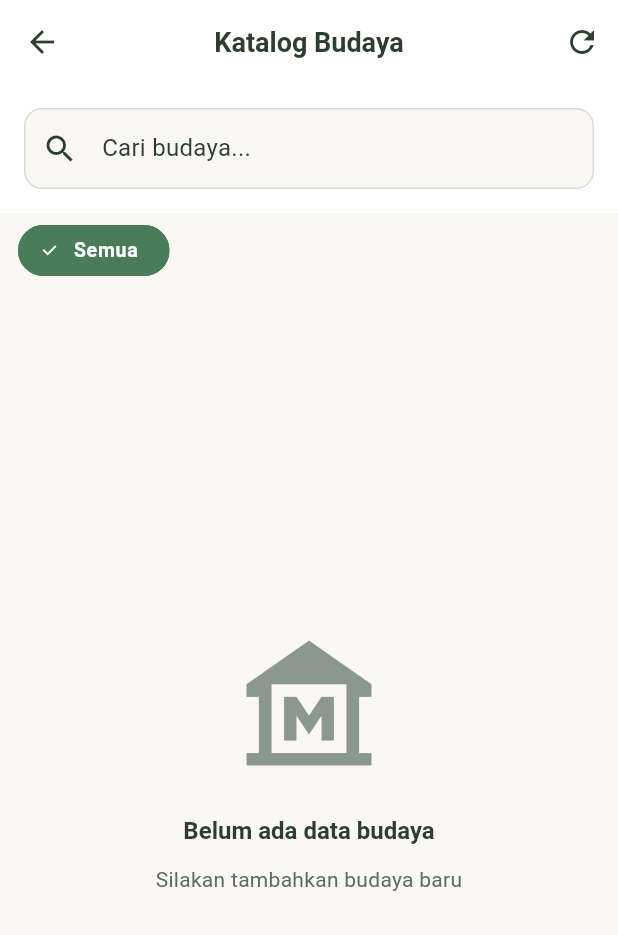
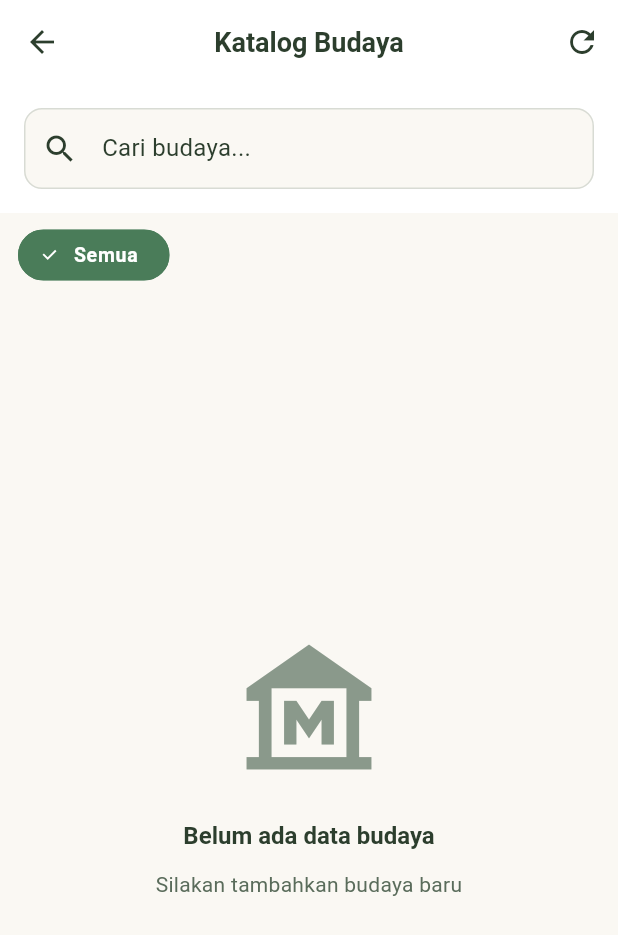
Before and after one commit to OpikSendy/CulrutalBima, a Flutter app: the KatalogBudayaScreen screen opened directly, on a phone screen of 412 x 824 dp. Shown: the top 935 px of the screen. Run offline on Flutter 3.47's test engine with Material 3 defaults, Android fonts, the phone set to English and light mode, and no system bars; our stand-ins replace geolocator, google_maps_flutter, image_picker, supabase_flutter; accounts and stored records are empty.

Commit message:
Fixed bug overflowed

```diff
--- /dev/null
+++ b/devtools_options.yaml
@@ -0,0 +1,3 @@
+description: This file stores settings for Dart & Flutter DevTools.
+documentation: https://docs.flutter.dev/tools/devtools/extensions#configure-extension-enablement-states
+extensions:
--- a/lib/views/screens/katalog_budaya_screen.dart
+++ b/lib/views/screens/katalog_budaya_screen.dart
@@ -65,10 +65,12 @@ class _KatalogBudayaScreenState extends State<KatalogBudayaScreen> {
               builder: (context, viewModel, child) {
                 // Loading State
                 if (viewModel.isLoading) {
-                  return Column(
-                    children: List.generate(
-                      5,
-                          (index) => const ShimmerCard(),
+                  return SingleChildScrollView(
+                    child: Column(
+                      children: List.generate(
+                        5,
+                            (index) => const ShimmerCard(),
+                      ),
                     ),
                   );
                 }
@@ -95,6 +97,7 @@ class _KatalogBudayaScreenState extends State<KatalogBudayaScreen> {
                   onRefresh: () => viewModel.refreshData(),
                   child: ListView.builder(
                     physics: const AlwaysScrollableScrollPhysics(),
+                    padding: const EdgeInsets.only(bottom: 16),
                     itemCount: viewModel.budayaList.length,
                     itemBuilder: (context, index) {
                       final budaya = viewModel.budayaList[index];
@@ -140,6 +143,8 @@ class _KatalogBudayaScreenState extends State<KatalogBudayaScreen> {
             onPressed: () {
               _searchController.clear();
               context.read<BudayaViewModel>().searchBudaya('');
+              // Update UI untuk menghilangkan suffixIcon
+              setState(() {});
             },
           )
               : null,
@@ -178,12 +183,11 @@ class _KatalogBudayaScreenState extends State<KatalogBudayaScreen> {
       builder: (context, viewModel, child) {
         final categories = viewModel.getKategoriList();
 
-        return Container(
-          height: 50,
-          padding: const EdgeInsets.symmetric(vertical: 8),
+        return SizedBox(
+          height: 56, // Ukuran fixed untuk mencegah overflow
           child: ListView.builder(
             scrollDirection: Axis.horizontal,
-            padding: const EdgeInsets.symmetric(horizontal: 12),
+            padding: const EdgeInsets.symmetric(horizontal: 12, vertical: 8),
             itemCount: categories.length,
             itemBuilder: (context, index) {
               final kategori = categories[index];
@@ -192,7 +196,11 @@ class _KatalogBudayaScreenState extends State<KatalogBudayaScreen> {
               return Padding(
                 padding: const EdgeInsets.only(right: 8),
                 child: FilterChip(
-                  label: Text(kategori),
+                  label: Text(
+                    kategori,
+                    overflow: TextOverflow.ellipsis,
+                    maxLines: 1,
+                  ),
                   selected: isSelected,
                   onSelected: (selected) {
                     viewModel.filterByKategori(kategori);
@@ -210,6 +218,7 @@ class _KatalogBudayaScreenState extends State<KatalogBudayaScreen> {
                     horizontal: 12,
                     vertical: 8,
                   ),
+                  materialTapTargetSize: MaterialTapTargetSize.shrinkWrap,
                   side: BorderSide(
                     color: isSelected
                         ? const Color(0xFF4A7C59)
```
Also changed, not shown: lib/views/forms/budaya_form_screen.dart (+67 -12 lines), lib/views/forms/crud_budaya_screen.dart (+7 -2 lines).
